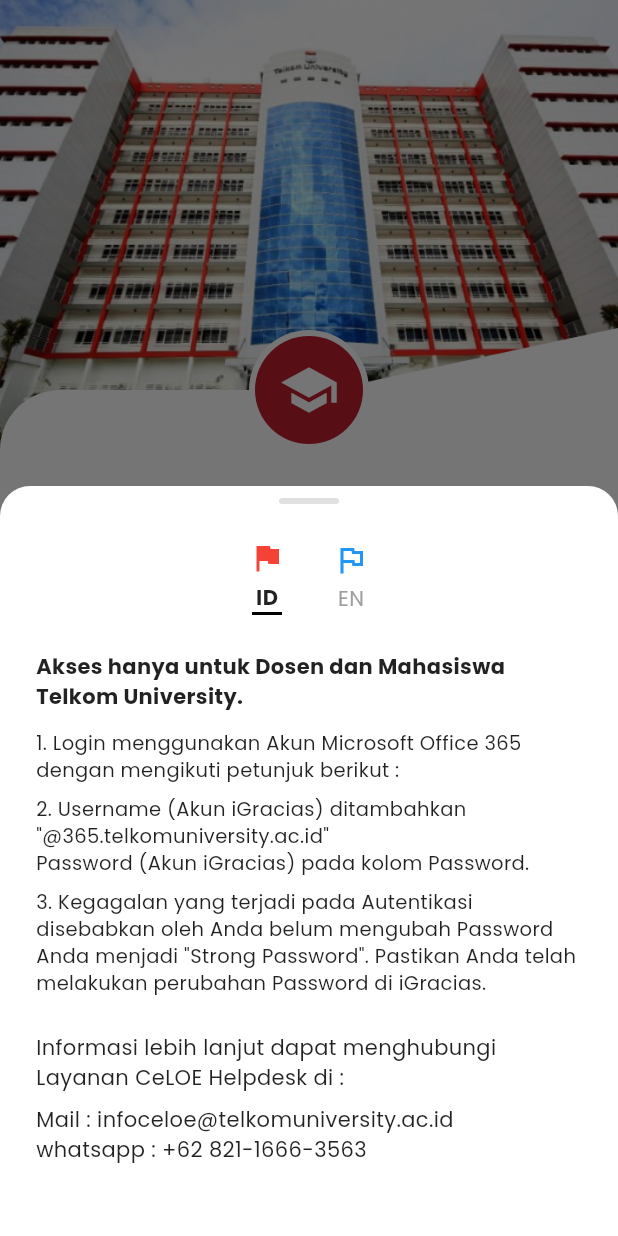
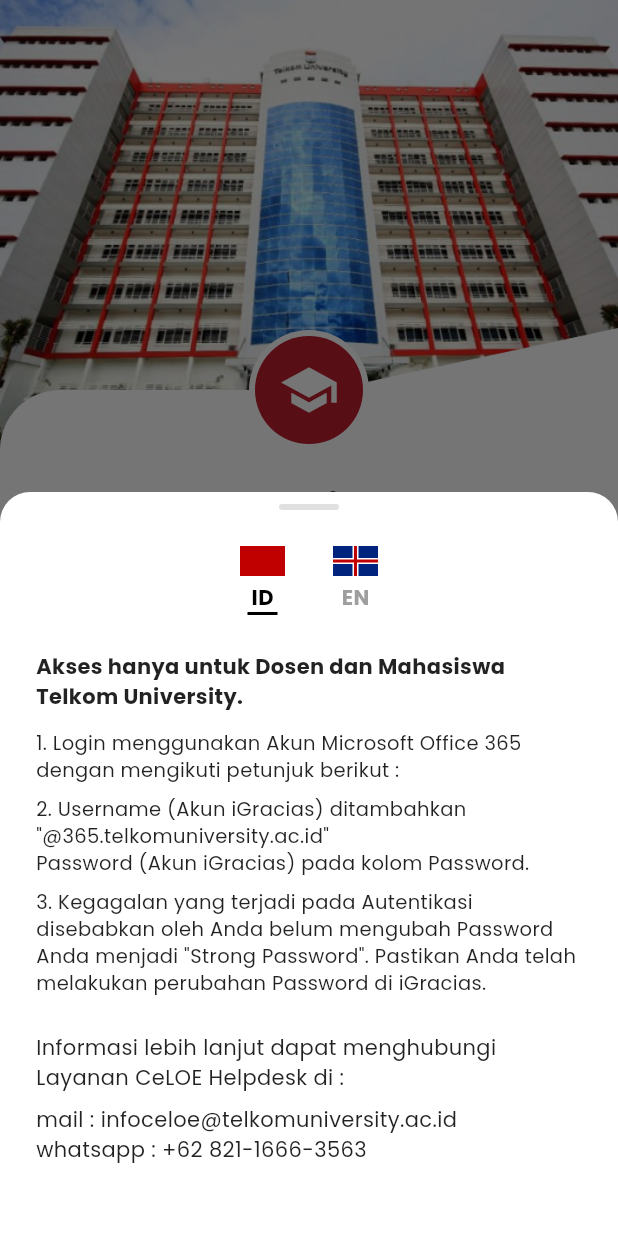
Before and after one commit to sitimaisaroh291001/app_lms, a Flutter app: the screen it shows after launch, after a tap on "Log In", after a tap on "Bantuan ?", on a phone screen of 412 x 824 dp. Run offline on Flutter 3.47's test engine with Material 3 defaults, Android fonts, the phone set to English and light mode, and no system bars; our stand-ins replace dotted_border, file_picker, go_router, google_fonts, shared_preferences.

Commit message:
memperbaiki login page

```diff
--- a/lib/features/auth/presentation/pages/login_page.dart
+++ b/lib/features/auth/presentation/pages/login_page.dart
@@ -346,8 +346,15 @@ class BottomWavePainter extends CustomPainter {
 }
 
 // Help Bottom Sheet
-class HelpBottomSheet extends StatelessWidget {
+class HelpBottomSheet extends StatefulWidget {
   const HelpBottomSheet({super.key});
+
+  @override
+  State<HelpBottomSheet> createState() => _HelpBottomSheetState();
+}
+
+class _HelpBottomSheetState extends State<HelpBottomSheet> {
+  bool isEnglish = false; // Default to Indonesian
 
   @override
   Widget build(BuildContext context) {
@@ -376,45 +383,110 @@ class HelpBottomSheet extends StatelessWidget {
            ),
            const SizedBox(height: 24),
 
-           // Language Flags (Static placeholder)
+           // Language Toggle
            Row(
              mainAxisAlignment: MainAxisAlignment.center,
              children: [
-               Column(children: [
-                 const Icon(Icons.flag, color: Colors.red), // ID placeholder
-                 const SizedBox(height: 4),
-                 const Text("ID", style: TextStyle(fontWeight: FontWeight.bold)),
-                 Container(height: 2, width: 20, color: Colors.black),
-               ]),
+               GestureDetector(
+                 onTap: () {
+                   setState(() {
+                     isEnglish = false;
+                   });
+                 },
+                 child: Column(
+                   children: [
+                     // ID Flag placeholder (Red Box)
+                     Container(width: 30, height: 20, color: const Color(0xFFC00000)),
+                     const SizedBox(height: 4),
+                     Text(
+                       "ID",
+                       style: TextStyle(
+                         fontWeight: FontWeight.bold,
+                         color: !isEnglish ? Colors.black : Colors.grey,
+                       ),
+                     ),
+                     if (!isEnglish)
+                       Container(height: 2, width: 20, color: Colors.black)
+                     else
+                       const SizedBox(height: 2),
+                   ],
+                 ),
+               ),
                const SizedBox(width: 32),
-               Column(children: [
-                  // UK Flag placeholder
-                 const Icon(Icons.flag_outlined, color: Colors.blue),
-                 const SizedBox(height: 4),
-                 const Text("EN", style: TextStyle(color: Colors.grey)),
-               ]),
+               GestureDetector(
+                 onTap: () {
+                   setState(() {
+                     isEnglish = true;
+                   });
+                 },
+                 child: Column(
+                   children: [
+                     // EN Flag placeholder (Blue Box/Union Jack style)
+                     Container(
+                       width: 30,
+                       height: 20,
+                       color: const Color(0xFF00247D),
+                       child: Stack(
+                         children: [
+                            Center(child: Container(width: 30, height: 4, color: Colors.white)),
+                            Center(child: Container(width: 4, height: 20, color: Colors.white)),
+                            Center(child: Container(width: 30, height: 2, color: const Color(0xFFC00000))),
+                            Center(child: Container(width: 2, height: 20, color: const Color(0xFFC00000))),
+                         ],
+                       ),
+                     ),
+                     const SizedBox(height: 4),
+                     Text(
+                       "EN",
+                       style: TextStyle(
+                         fontWeight: FontWeight.bold,
+                         color: isEnglish ? Colors.black : Colors.grey,
+                       ),
+                     ),
+                     if (isEnglish)
+                       Container(height: 2, width: 20, color: Colors.black)
+                     else
+                       const SizedBox(height: 2),
+                   ],
+                 ),
+               ),
              ],
            ),
            const SizedBox(height: 24),
 
-           const Text(
-             "Akses hanya untuk Dosen dan Mahasiswa Telkom University.",
-             style: TextStyle(fontWeight: FontWeight.bold),
+           Text(
+             isEnglish
+                 ? "Access restricted only for Lecturer and Student of Telkom University"
+                 : "Akses hanya untuk Dosen dan Mahasiswa Telkom University.",
+             style: const TextStyle(fontWeight: FontWeight.bold),
            ),
            const SizedBox(height: 12),
            _buildHelpItem(
-             "1. Login menggunakan Akun Microsoft Office 365 dengan mengikuti petunjuk berikut :",
+             isEnglish
+                 ? "Login only using your Microsoft Office 365 Account by following these format :"
+                 : "1. Login menggunakan Akun Microsoft Office 365 dengan mengikuti petunjuk berikut :",
+             bullet: isEnglish ? null : "1.",
            ),
            _buildHelpItem(
-             "2. Username (Akun iGracias) ditambahkan \"@365.telkomuniversity.ac.id\"\nPassword (Akun iGracias) pada kolom Password.",
+             isEnglish
+                 ? "Username (iGracias Account) followed with \"@365.telkomuniversity.ac.id\"\nPassword (SSO / iGracias Account) on Password Field."
+                 : "2. Username (Akun iGracias) ditambahkan \"@365.telkomuniversity.ac.id\"\nPassword (Akun iGracias) pada kolom Password.",
+              bullet: isEnglish ? null : "2.",
            ),
            _buildHelpItem(
-             "3. Kegagalan yang terjadi pada Autentikasi disebabkan oleh Anda belum mengubah Password Anda menjadi \"Strong Password\". Pastikan Anda telah melakukan perubahan Password di iGracias.",
+             isEnglish
+                 ? "Failure upon Authentication could be possibly you have not yet change your password into \"Strong Password\". Make sure to change your Password only in iGracias."
+                 : "3. Kegagalan yang terjadi pada Autentikasi disebabkan oleh Anda belum mengubah Password Anda menjadi \"Strong Password\". Pastikan Anda telah melakukan perubahan Password di iGracias.",
+             bullet: isEnglish ? null : "3.",
            ),
            const SizedBox(height: 16),
-           const Text("Informasi lebih lanjut dapat menghubungi Layanan CeLOE Helpdesk di :"),
+           Text(
+             isEnglish
+                 ? "For further Information, please contact CeLOE Service Helpdesk :"
+                 : "Informasi lebih lanjut dapat menghubungi Layanan CeLOE Helpdesk di :",
+           ),
            const SizedBox(height: 8),
-           const Text("Mail : infoceloe@telkomuniversity.ac.id"),
+           const Text("mail : infoceloe@telkomuniversity.ac.id"),
            const Text("whatsapp : +62 821-1666-3563"),
            const SizedBox(height: 24),
         ],
@@ -422,9 +494,20 @@ class HelpBottomSheet extends StatelessWidget {
     );
   }
 
-  Widget _buildHelpItem(String text) {
+  Widget _buildHelpItem(String text, {String? bullet}) {
+    // English version in image doesn't seem to have numbering, just paragraphs.
+    // But aligning logic: if bullet provided, use it.
+    if (bullet != null) {
+      // Indent logic or row
+       return Padding(
+        padding: const EdgeInsets.only(bottom: 8.0),
+        child: Text(text, style: const TextStyle(height: 1.4, fontSize: 13)),
+      );
+    }
+
+    // For English paragraphs
     return Padding(
-      padding: const EdgeInsets.only(bottom: 8.0),
+      padding: const EdgeInsets.only(bottom: 12.0),
       child: Text(text, style: const TextStyle(height: 1.4, fontSize: 13)),
     );
   }
--- a/lib/features/course/presentation/quiz_review_screen.dart
+++ b/lib/features/course/presentation/quiz_review_screen.dart
@@ -198,8 +198,8 @@ class QuizReviewScreen extends StatelessWidget {
               child: ElevatedButton(
                 onPressed: () {
                    if (isSubmissionResult) {
-                     // Go back to course detail or main screen
-                     context.go('/course-detail'); // Or pop until detail
+                     // Go back to quiz detail (Quiz Review 1)
+                     context.go('/quiz-detail');
                    } else {
                      context.pop({'action': 'submit'});
                    }
```
Also changed, not shown: 1 other file.
